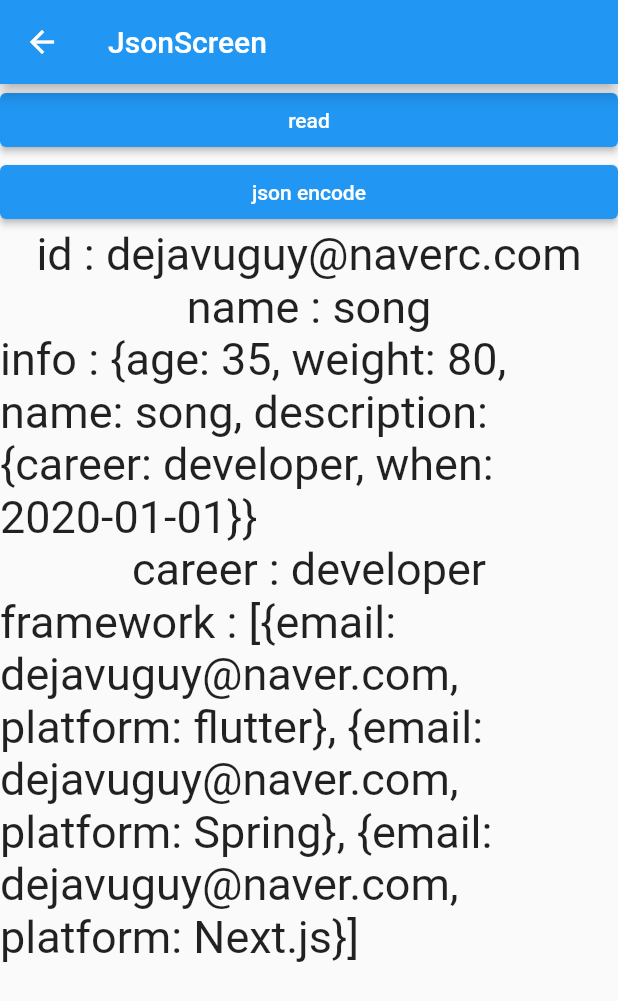
After one commit to CandleCutter/flutter_lecture_01, a Flutter app: the JsonScreen screen opened directly, after a tap on "read", after a tap on "json encode", on a phone screen of 412 x 824 dp. The commit adds this screen. Shown: the top 1001 px of the screen. Run offline on Flutter 3.47's test engine with Material 2 defaults, Android fonts, the phone set to English and light mode, and no system bars.

Commit message:
json update

```diff
--- /dev/null
+++ b/assets/data.json
@@ -0,0 +1,27 @@
+{
+  "id": "dejavuguy@naverc.com",
+  "number": 1,
+  "info": {
+    "age": 35,
+    "weight": 80,
+    "name": "song",
+    "description": {
+      "career": "developer",
+      "when": "2020-01-01"
+    }
+  },
+  "framework": [
+    {
+      "email": "dejavuguy@naver.com",
+      "platform": "flutter"
+    },
+    {
+      "email": "dejavuguy@naver.com",
+      "platform": "Spring"
+    },
+    {
+      "email": "dejavuguy@naver.com",
+      "platform": "Next.js"
+    }
+  ]
+}
--- /dev/null
+++ b/lib/ch7/news/01.news_screen.dart
@@ -0,0 +1,19 @@
+import 'package:flutter/material.dart';
+
+class NewsScreen extends StatefulWidget {
+  const NewsScreen({super.key});
+
+  @override
+  State<NewsScreen> createState() => _NewsScreenState();
+}
+
+class _NewsScreenState extends State<NewsScreen> {
+  @override
+  Widget build(BuildContext context) {
+    return Scaffold(
+      appBar: AppBar(
+        title: const Text("NewsScreen"),
+      ),
+    );
+  }
+}
--- /dev/null
+++ b/lib/ch7/news/02.json_screen.dart
@@ -0,0 +1,91 @@
+import 'dart:convert';
+
+import 'package:flutter/material.dart';
+import 'package:flutter/services.dart';
+
+class JsonScreen extends StatefulWidget {
+  const JsonScreen({super.key});
+
+  @override
+  State<JsonScreen> createState() => _JsonScreenState();
+}
+
+class _JsonScreenState extends State<JsonScreen> {
+  String id = "";
+  String name = "";
+  String info = "";
+  String career = "";
+  String framework = "";
+
+  @override
+  Widget build(BuildContext context) {
+    return Scaffold(
+      appBar: AppBar(
+        title: Text("JsonScreen"),
+      ),
+      body: SingleChildScrollView(
+        child: Column(
+          crossAxisAlignment: CrossAxisAlignment.stretch,
+          children: [
+            ElevatedButton(
+                onPressed: () {
+                  rootBundle.loadString("assets/data.json").then((value) {
+                    print("value : $value");
+                    // json 형식을 dart 언어에서 사용할 수 있도록 변환 필요
+                    // json -> dart : jsonDecode(따옴표 제거 기능),jsonParse
+                    // dart -> json : jsonEncode
+                    dynamic result = jsonDecode(value);
+                    print("result : $result");
+                    id = result["id"];
+                    name = result["info"]["name"];
+                    info = result["info"].toString();
+                    career = result["info"]["description"]["career"];
+                    framework = result["framework"].toString();
+
+                    setState(() {});
+                  });
+                },
+                child: Text("read")),
+            ElevatedButton(onPressed: (){
+              String a = "jinhan";
+              int age = 33;
+              bool invite = true;
+              Map<String, dynamic> data = {
+                "a":a,
+                "age" : age,
+                "invite" : invite
+              };
+              String je = jsonEncode(data);
+              print(je);
+
+            }, child: Text("json encode")),
+            Column(
+              children: [
+                Text(
+                  "id : $id",
+                  style: TextStyle(fontSize: 30),
+                ),
+                Text(
+                  "name : $name",
+                  style: TextStyle(fontSize: 30),
+                ),
+                Text(
+                  "info : $info",
+                  style: TextStyle(fontSize: 30),
+                ),
+                Text(
+                  "career : $career",
+                  style: TextStyle(fontSize: 30),
+                ),
+                Text(
+                  "framework : $framework",
+                  style: TextStyle(fontSize: 30),
+                ),
+              ],
+            )
+          ],
+        ),
+      ),
+    );
+  }
+}
--- a/lib/home_screen.dart
+++ b/lib/home_screen.dart
@@ -19,6 +19,8 @@ import 'ch5/04.ui_exam_screen.dart';
 import 'ch6/01.route_screen.dart';
 import 'ch6/07.dialog_screen.dart';
 import 'ch6/todo/08.todo_screen.dart';
+import 'ch7/news/01.news_screen.dart';
+import 'ch7/news/02.json_screen.dart';
 
 class HomeScreen extends StatefulWidget {
   const HomeScreen({super.key});
@@ -53,6 +55,7 @@ class _HomeScreenState extends State<HomeScreen> {
             button(page: GridViewScreen(), name: "GridViewScreen"),
             button(page: PageViewScreen(), name: "PageViewScreen"),
             button(page: TabBarScreen(), name: "TabBarScreen"),
+
             button(
                 page: DefaultTabControllerScreen(),
                 name: "DefaultTabControllerScreen"),
@@ -63,7 +66,8 @@ class _HomeScreenState extends State<HomeScreen> {
             button(page: RouteScreen(), name: "RouteScreen"),
             button(page: DialogScreen(), name: "DialogScreen"),
             button(page: TodoScreen(), name: "TodoScreen"),
-
+            button(page: NewsScreen(), name: "NewsScreen"),
+            button(page: JsonScreen(), name: "JsonScreen"),
             ElevatedButton(
                 onPressed: () {
                   Navigator.pushNamed(context, "/first");
```
Also changed, not shown: 1 other file.
